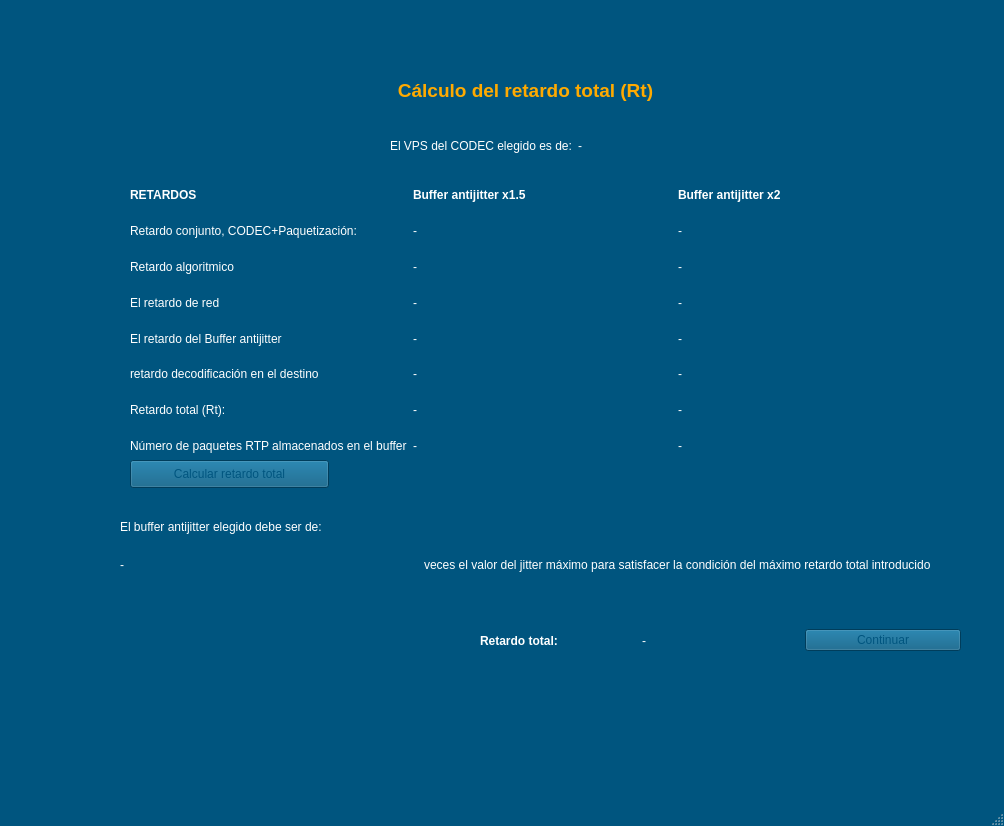
The window that main_ui2.ui (josecarlossz/LT_Pract2) describes before a commit, drawn with Qt 5.
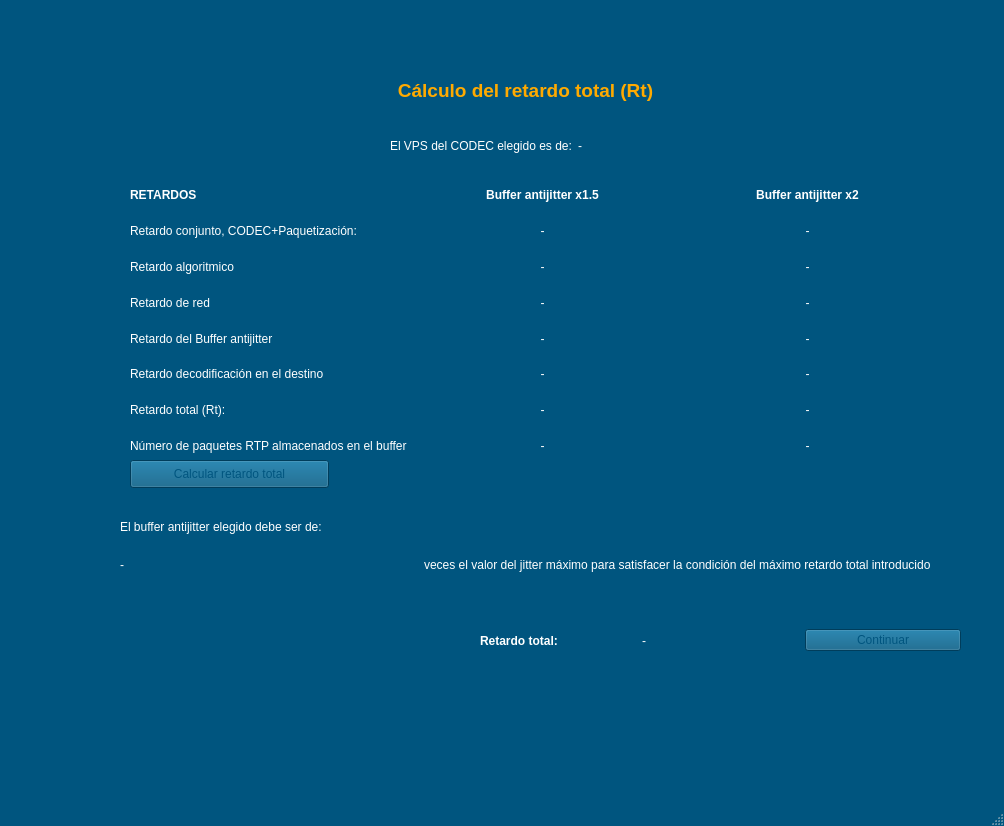
The same window after the commit. The open tabs and pages were chosen to show the change.

What changed in the file:
```diff
--- a/main_ui2.ui
+++ b/main_ui2.ui
@@ -1234,6 +1234,9 @@
          <property name="text">
           <string>-</string>
          </property>
+         <property name="alignment">
+          <set>Qt::AlignCenter</set>
+         </property>
         </widget>
        </item>
        <item row="1" column="0">
@@ -1246,7 +1249,7 @@
        <item row="4" column="0">
         <widget class="QLabel" name="label_22">
          <property name="text">
-          <string>El retardo del Buffer antijitter</string>
+          <string>Retardo del Buffer antijitter</string>
          </property>
         </widget>
        </item>
@@ -1255,12 +1258,15 @@
          <property name="text">
           <string>-</string>
          </property>
+         <property name="alignment">
+          <set>Qt::AlignCenter</set>
+         </property>
         </widget>
        </item>
        <item row="5" column="0">
         <widget class="QLabel" name="label_24">
          <property name="text">
-          <string>retardo decodificación en el destino </string>
+          <string>Retardo decodificación en el destino </string>
          </property>
         </widget>
        </item>
@@ -1282,6 +1288,9 @@
          <property name="text">
           <string>-</string>
          </property>
+         <property name="alignment">
+          <set>Qt::AlignCenter</set>
+         </property>
         </widget>
        </item>
        <item row="0" column="2">
@@ -1295,6 +1304,9 @@
          <property name="text">
           <string>Buffer antijitter x2</string>
          </property>
+         <property name="alignment">
+          <set>Qt::AlignCenter</set>
+         </property>
         </widget>
        </item>
        <item row="0" column="1">
@@ -1308,12 +1320,15 @@
          <property name="text">
           <string>Buffer antijitter x1.5</string>
          </property>
+         <property name="alignment">
+          <set>Qt::AlignCenter</set>
+         </property>
         </widget>
        </item>
        <item row="3" column="0">
         <widget class="QLabel" name="label_20">
          <property name="text">
-          <string>El retardo de red </string>
+          <string>Retardo de red </string>
          </property>
         </widget>
        </item>
@@ -1322,6 +1337,9 @@
          <property name="text">
           <string>-</string>
          </property>
+         <property name="alignment">
+          <set>Qt::AlignCenter</set>
+         </property>
         </widget>
        </item>
        <item row="2" column="0">
@@ -1350,6 +1368,9 @@
          <property name="text">
           <string>-</string>
          </property>
+         <property name="alignment">
+          <set>Qt::AlignCenter</set>
+         </property>
         </widget>
        </item>
        <item row="5" column="1">
@@ -1357,6 +1378,9 @@
          <property name="text">
           <string>-</string>
          </property>
+         <property name="alignment">
+          <set>Qt::AlignCenter</set>
+         </property>
         </widget>
        </item>
        <item row="6" column="1">
@@ -1364,6 +1388,9 @@
          <property name="text">
           <string>-</string>
          </property>
+         <property name="alignment">
+          <set>Qt::AlignCenter</set>
+         </property>
         </widget>
        </item>
        <item row="7" column="1">
@@ -1371,6 +1398,9 @@
          <property name="text">
           <string>-</string>
          </property>
+         <property name="alignment">
+          <set>Qt::AlignCenter</set>
+         </property>
         </widget>
        </item>
        <item row="2" column="2">
@@ -1378,6 +1408,9 @@
          <property name="text">
           <string>-</string>
          </property>
+         <property name="alignment">
+          <set>Qt::AlignCenter</set>
+         </property>
         </widget>
        </item>
        <item row="3" column="2">
@@ -1385,6 +1418,9 @@
          <property name="text">
           <string>-</string>
          </property>
+         <property name="alignment">
+          <set>Qt::AlignCenter</set>
+         </property>
         </widget>
        </item>
        <item row="4" column="2">
@@ -1392,6 +1428,9 @@
          <property name="text">
           <string>-</string>
          </property>
+         <property name="alignment">
+          <set>Qt::AlignCenter</set>
+         </property>
         </widget>
        </item>
        <item row="5" column="2">
@@ -1399,6 +1438,9 @@
          <property name="text">
           <string>-</string>
          </property>
+         <property name="alignment">
+          <set>Qt::AlignCenter</set>
+         </property>
         </widget>
        </item>
        <item row="6" column="2">
@@ -1406,6 +1448,9 @@
          <property name="text">
           <string>-</string>
          </property>
+         <property name="alignment">
+          <set>Qt::AlignCenter</set>
+         </property>
         </widget>
        </item>
        <item row="7" column="2">
@@ -1413,6 +1458,9 @@
          <property name="text">
           <string>-</string>
          </property>
+         <property name="alignment">
+          <set>Qt::AlignCenter</set>
+         </property>
         </widget>
        </item>
       </layout>
```
Left out of the diff: 79 changed lines with no effect on the pictures.
